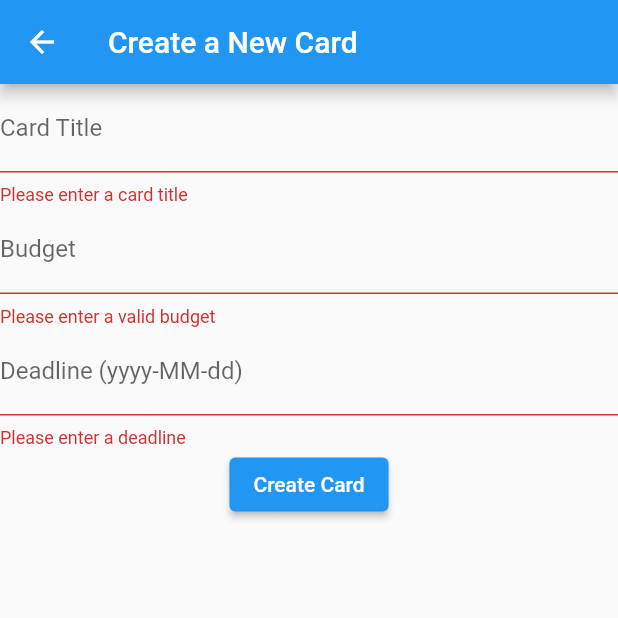
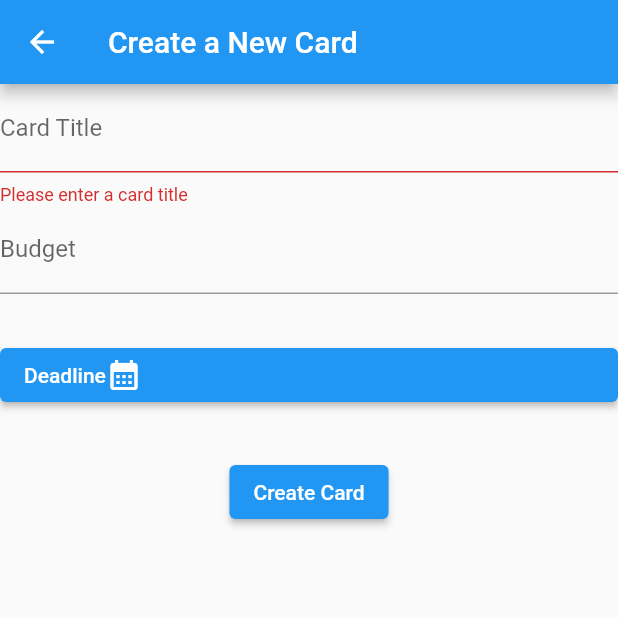
Before and after one commit to Dan0804/wedding_app, a Flutter app: the CreateCardScreen screen opened directly, after a tap on "Create Card", on a phone screen of 412 x 824 dp, the top half of it. Run offline on Flutter 3.47's test engine with Material 2 defaults, Android fonts, the phone set to English and light mode, and no system bars; our stand-ins replace currency_text_input_formatter, shared_preferences, table_calendar; accounts and stored records are empty.

Commit message:
edit budget format

```diff
--- a/lib/app/screens/create_card_screen.dart
+++ b/lib/app/screens/create_card_screen.dart
@@ -1,6 +1,7 @@
 import 'package:flutter/material.dart';
+import 'package:flutter/services.dart';
 import 'package:intl/intl.dart';
-
+import 'package:currency_text_input_formatter/currency_text_input_formatter.dart';
 import '../services/card/create_card_api.dart';
 
 class CreateCardScreen extends StatefulWidget {
@@ -42,8 +43,11 @@ class _CreateCardScreenState extends State<CreateCardScreen> {
       body: Form(
         key: _formKey,
         child: Column(
+          mainAxisSize: MainAxisSize.min,
           children: <Widget>[
-            TextFormField(
+            SizedBox(
+              width: 500,
+              child: TextFormField(
                 decoration: InputDecoration(labelText: 'Card Title'),
                 onSaved: (value) => cardTitle = value!,
                 validator: (value) {
@@ -53,27 +57,29 @@ class _CreateCardScreenState extends State<CreateCardScreen> {
                   return null;
                 },
               ),
-            TextFormField(
+            ),
+            SizedBox(
+              width: 500,
+              child: TextFormField(
                 decoration: InputDecoration(labelText: 'Budget'),
                 keyboardType: TextInputType.number,
+                inputFormatters: [FilteringTextInputFormatter.digitsOnly, CurrencyTextInputFormatter(enableNegative: false, locale: 'ko', symbol: 'KRW ')],
                 onSaved: (value) => budget = int.tryParse(value!) ?? 0,
-              validator: (value) {
-                if (value == null || value.isEmpty || int.tryParse(value) == null) {
-                  return 'Please enter a valid budget';
-                }
-                return null;
-              },
               ),
-            TextFormField(
-              decoration: InputDecoration(labelText: 'Deadline (yyyy-MM-dd)'),
-              onSaved: (value) => deadline = DateFormat('yyyy-MM-dd').parse(value!),
-              validator: (value) {
-                // Implement your own validation logic (e.g., check for valid date format)
-                if (value == null || value.isEmpty) {
-                  return 'Please enter a deadline';
-                }
-                return null;
-              },
+            ),
+            SizedBox(
+              height: 30,
+            ),
+            ElevatedButton(
+                onPressed: () {},
+                child: Row(
+                  children: [
+                    Text("Deadline"),
+                    Icon(Icons.calendar_month),
+                  ],
+                )),
+            SizedBox(
+              height: 30,
             ),
             ElevatedButton(
               onPressed: _submitForm,
--- a/pubspec.yaml
+++ b/pubspec.yaml
@@ -39,6 +39,7 @@ dependencies:
   intl: ^0.18.1
   provider: ^6.0.5
   shared_preferences: ^2.0.15
+  currency_text_input_formatter: ^2.1.10
 
 dev_dependencies:
   flutter_test:
```
Also changed, not shown: pubspec.lock. Lines whose indentation alone changed are shown as unchanged.
